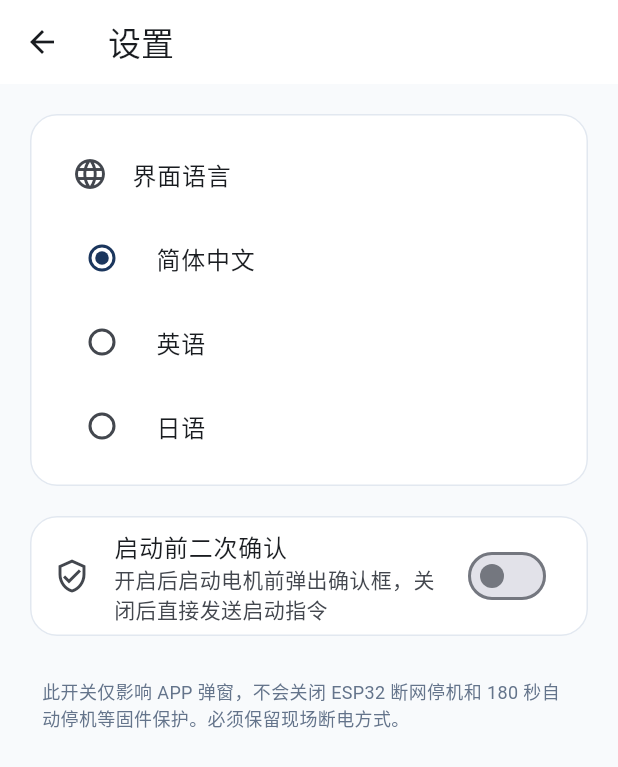
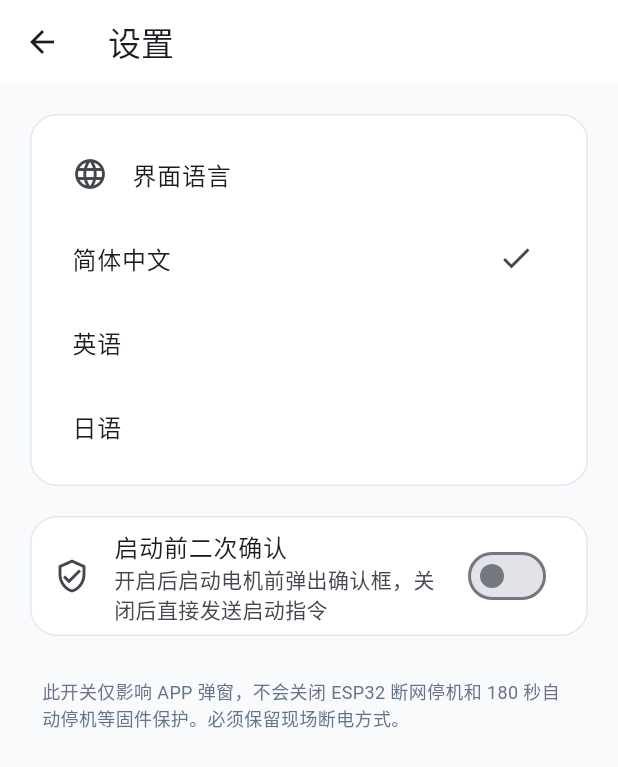
Before and after one commit to xxx-hhhhhh/SmartStir-Lab, a Flutter app: the AppSettingsPage screen opened directly, on a phone screen of 412 x 824 dp. Shown: the top 767 px of the screen. Run offline on Flutter 3.47's test engine with Material 3 defaults, Android fonts, the phone set to English and light mode, and no system bars; our stand-ins replace package_info_plus, shared_preferences; accounts and stored records are empty.

Commit message:
fix(v1.3): improve Flutter callback and settings compatibility

```diff
--- a/mobile/lib/screens/app_settings_page.dart
+++ b/mobile/lib/screens/app_settings_page.dart
@@ -12,9 +12,10 @@ class AppSettingsPage extends StatelessWidget {
         Card(child:Padding(padding:const EdgeInsets.all(12),child:Column(
           crossAxisAlignment:CrossAxisAlignment.start,children:[
             ListTile(title:Text(L.t('language')),leading:const Icon(Icons.language)),
-            ...['zh','en','ja'].map((code)=>RadioListTile<String>(
-              value:code,groupValue:AppPrefs.language.value,
-              title:Text(L.t(code)),onChanged:(v){if(v!=null)AppPrefs.setLanguage(v);},
+            ...['zh','en','ja'].map((code)=>ListTile(
+              title:Text(L.t(code)),
+              trailing:code==AppPrefs.language.value?const Icon(Icons.check):null,
+              onTap:()=>AppPrefs.setLanguage(code),
             )),
           ]))),
         const SizedBox(height:12),
```
